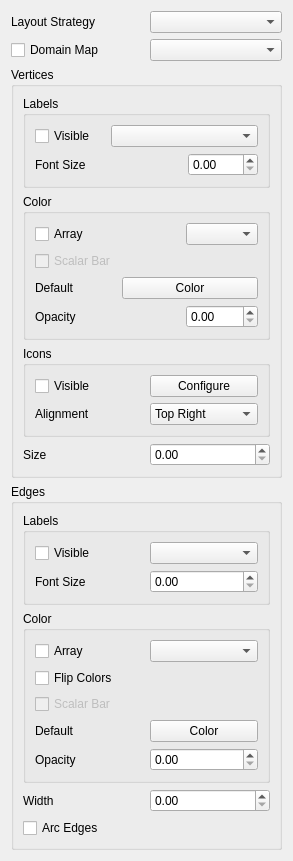
wildmichael/ParaView3-enhancements-old, file Plugins/ClientGraphView/ClientGraphDisplay.ui: the form before one commit.
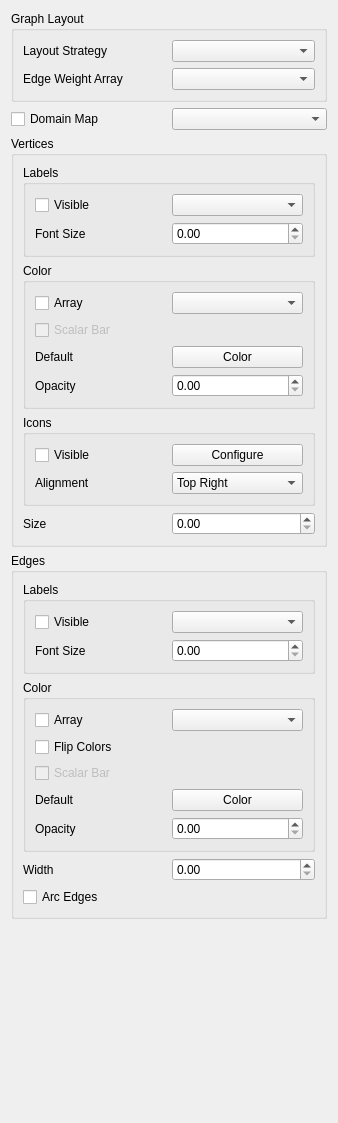
The form after the commit. Custom widgets are drawn as their Qt base class.

Commit message: ENH: Expose edge weight array in graph display panel. Add properties to the graph view for zoom-to-selection and reset camera operations. These are set from the new ClientGraphViewFrame plugin.

What changed in the file:
```diff
--- a/Plugins/ClientGraphView/ClientGraphDisplay.ui
+++ b/Plugins/ClientGraphView/ClientGraphDisplay.ui
@@ -5,8 +5,8 @@
    <rect>
     <x>0</x>
     <y>0</y>
-    <width>293</width>
-    <height>816</height>
+    <width>338</width>
+    <height>1123</height>
    </rect>
   </property>
   <property name="windowTitle" >
@@ -14,18 +14,33 @@
   </property>
   <layout class="QVBoxLayout" >
    <item>
-    <layout class="QHBoxLayout" >
-     <item>
-      <widget class="QLabel" name="label_7" >
+    <widget class="QGroupBox" name="groupBox_5" >
+     <property name="title" >
+      <string>Graph Layout</string>
+     </property>
+     <layout class="QGridLayout" >
+      <item row="0" column="0" >
+       <widget class="QLabel" name="label_6" >
        <property name="text" >
         <string>Layout Strategy</string>
        </property>
       </widget>
      </item>
-     <item>
+      <item row="0" column="1" >
       <widget class="QComboBox" name="layoutStrategy" />
      </item>
-    </layout>
+      <item row="1" column="0" >
+       <widget class="QLabel" name="label_7" >
+        <property name="text" >
+         <string>Edge Weight Array</string>
+        </property>
+       </widget>
+      </item>
+      <item row="1" column="1" >
+       <widget class="QComboBox" name="edgeWeightArray" />
+      </item>
+     </layout>
+    </widget>
    </item>
    <item>
     <layout class="QHBoxLayout" >
@@ -46,8 +61,8 @@
      <property name="title" >
       <string>Vertices</string>
      </property>
-     <layout class="QGridLayout" >
-      <item row="0" column="0" colspan="2" >
+     <layout class="QVBoxLayout" >
+      <item>
        <widget class="QGroupBox" name="groupBox_2" >
         <property name="title" >
          <string>Labels</string>
@@ -60,36 +75,36 @@
            </property>
           </widget>
          </item>
-         <item row="0" column="1" colspan="2" >
+         <item row="0" column="1" >
           <widget class="QComboBox" name="vertexLabelArray" />
          </item>
-         <item row="1" column="0" colspan="2" >
+         <item row="1" column="0" >
           <widget class="QLabel" name="label_8" >
            <property name="text" >
             <string>Font Size</string>
            </property>
           </widget>
          </item>
-         <item row="1" column="2" >
+         <item row="1" column="1" >
           <widget class="QDoubleSpinBox" name="vertexLabelFontSize" />
          </item>
         </layout>
        </widget>
       </item>
-      <item row="1" column="0" colspan="2" >
+      <item>
        <widget class="QGroupBox" name="groupBox" >
         <property name="title" >
          <string>Color</string>
         </property>
         <layout class="QGridLayout" >
-         <item row="0" column="0" colspan="2" >
+         <item row="0" column="0" >
           <widget class="QCheckBox" name="vertexColorByArray" >
            <property name="text" >
             <string>Array</string>
            </property>
           </widget>
          </item>
-         <item row="0" column="2" >
+         <item row="0" column="1" >
           <widget class="QComboBox" name="vertexColorArray" />
          </item>
          <item row="2" column="0" >
@@ -99,7 +114,7 @@
            </property>
           </widget>
          </item>
-         <item row="2" column="1" colspan="2" >
+         <item row="2" column="1" >
           <widget class="pqColorChooserButton" name="vertexColor" >
            <property name="text" >
             <string>Color</string>
@@ -113,7 +128,7 @@
            </property>
           </widget>
          </item>
-         <item row="3" column="2" >
+         <item row="3" column="1" >
           <widget class="QDoubleSpinBox" name="vertexOpacity" >
            <property name="maximum" >
             <double>1.000000000000000</double>
@@ -136,7 +151,7 @@
         </layout>
        </widget>
       </item>
-      <item row="2" column="0" colspan="2" >
+      <item>
        <widget class="QGroupBox" name="groupBox_2" >
         <property name="title" >
          <string>Icons</string>
@@ -215,17 +230,21 @@
         </layout>
        </widget>
       </item>
-      <item row="3" column="0" >
+      <item>
+       <layout class="QHBoxLayout" >
+        <item>
        <widget class="QLabel" name="label" >
         <property name="text" >
          <string>Size</string>
         </property>
        </widget>
       </item>
-      <item row="3" column="1" >
+        <item>
        <widget class="QDoubleSpinBox" name="vertexSize" />
       </item>
      </layout>
+      </item>
+     </layout>
     </widget>
    </item>
    <item>
@@ -233,8 +252,8 @@
      <property name="title" >
       <string>Edges</string>
      </property>
-     <layout class="QGridLayout" >
-      <item row="0" column="0" colspan="2" >
+     <layout class="QVBoxLayout" >
+      <item>
        <widget class="QGroupBox" name="groupBox_4" >
         <property name="title" >
          <string>Labels</string>
@@ -263,7 +282,7 @@
         </layout>
        </widget>
       </item>
-      <item row="1" column="0" colspan="2" >
+      <item>
        <widget class="QGroupBox" name="groupBox_3" >
         <property name="title" >
          <string>Color</string>
@@ -330,17 +349,21 @@
         </layout>
        </widget>
       </item>
-      <item row="2" column="0" >
+      <item>
+       <layout class="QHBoxLayout" >
+        <item>
        <widget class="QLabel" name="label_2" >
         <property name="text" >
          <string>Width</string>
         </property>
        </widget>
       </item>
-      <item row="2" column="1" >
+        <item>
        <widget class="QDoubleSpinBox" name="edgeWidth" />
       </item>
-      <item row="3" column="0" >
+       </layout>
+      </item>
+      <item>
        <widget class="QCheckBox" name="arcEdges" >
         <property name="text" >
          <string>Arc Edges</string>
@@ -350,6 +373,19 @@
      </layout>
     </widget>
    </item>
+   <item>
+    <spacer>
+     <property name="orientation" >
+      <enum>Qt::Vertical</enum>
+     </property>
+     <property name="sizeHint" >
+      <size>
+       <width>20</width>
+       <height>40</height>
+      </size>
+     </property>
+    </spacer>
+   </item>
   </layout>
  </widget>
  <customwidgets>
```
Left out of the diff: 20 changed lines with no effect on the pictures. Lines whose indentation alone changed are shown as unchanged. The commit also changes 3 other files.
